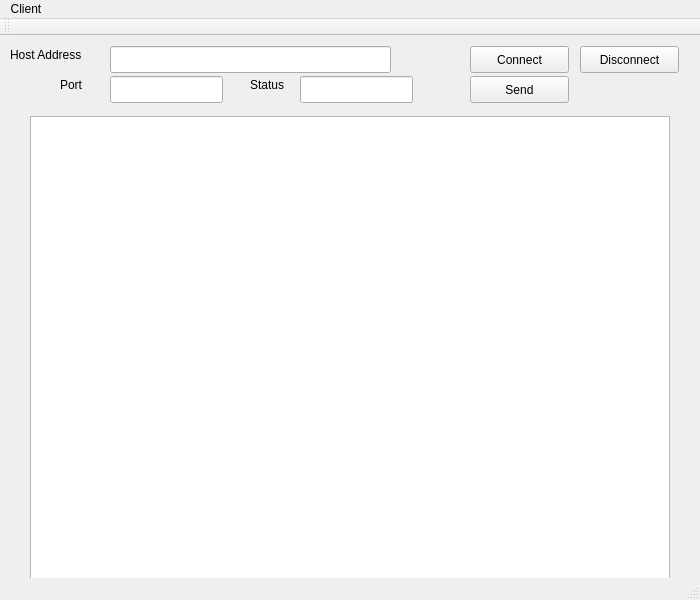
Old version of the form NetzynClient/mainwindow.ui in the repository ESE519/Authoring_Tools_4_product_tagging.
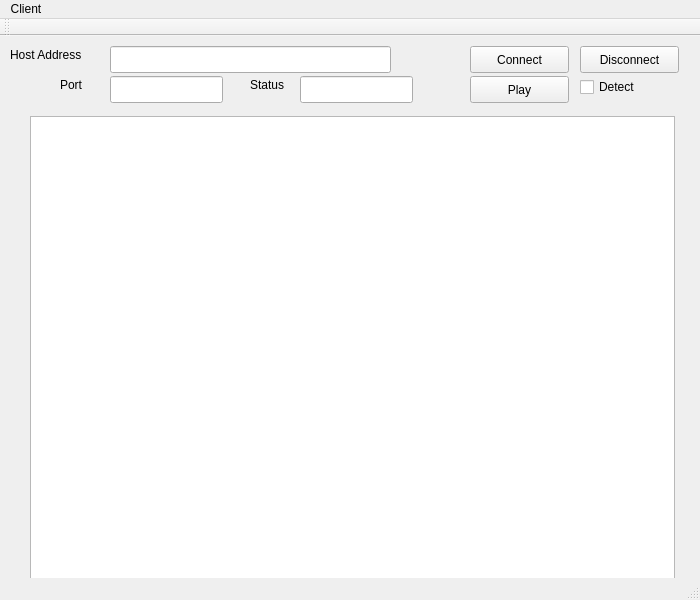
New version of the form.

The edit to the form file:
```diff
--- a/NetzynClient/mainwindow.ui
+++ b/NetzynClient/mainwindow.ui
@@ -51,8 +51,8 @@
      <rect>
       <x>30</x>
       <y>80</y>
-      <width>640</width>
-      <height>480</height>
+      <width>645</width>
+      <height>485</height>
      </rect>
     </property>
     <property name="sizePolicy">
@@ -85,7 +85,7 @@
      </rect>
     </property>
     <property name="text">
-     <string>Send</string>
+     <string>Play</string>
     </property>
    </widget>
    <widget class="QPushButton" name="pushButtonDisconnect">
@@ -150,6 +150,19 @@
      </rect>
     </property>
    </widget>
+   <widget class="QCheckBox" name="checkBoxDetect">
+    <property name="geometry">
+     <rect>
+      <x>580</x>
+      <y>40</y>
+      <width>81</width>
+      <height>22</height>
+     </rect>
+    </property>
+    <property name="text">
+     <string>Detect</string>
+    </property>
+   </widget>
   </widget>
   <widget class="QMenuBar" name="menuBar">
    <property name="geometry">
```
Left out of the diff: 2 changed lines with no effect on the pictures.
